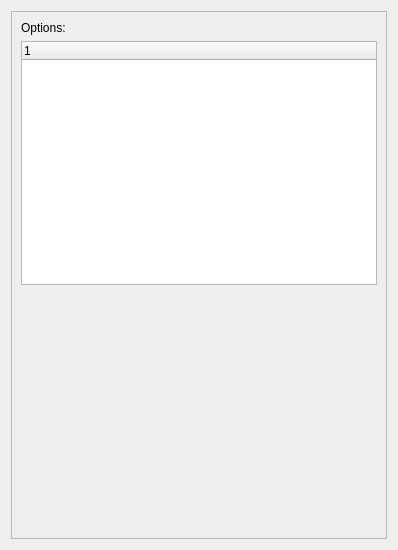
Before: the Qt Designer form ui/uifiles/editors/props.ui in timofey260/RWE-Sharp, drawn with Qt 5.
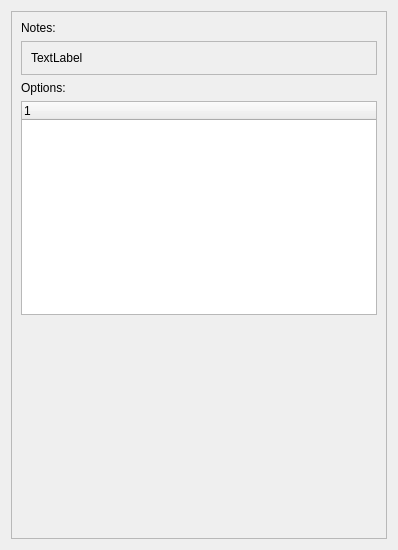
After: the same form once the commit is applied.

```diff
--- a/ui/uifiles/editors/props.ui
+++ b/ui/uifiles/editors/props.ui
@@ -29,6 +29,35 @@
        </rect>
       </property>
       <layout class="QVBoxLayout" name="verticalLayout_2">
+       <item>
+        <widget class="QLabel" name="label_2">
+         <property name="text">
+          <string>Notes:</string>
+         </property>
+        </widget>
+       </item>
+       <item>
+        <widget class="QFrame" name="frame">
+         <property name="frameShape">
+          <enum>QFrame::Shape::StyledPanel</enum>
+         </property>
+         <property name="frameShadow">
+          <enum>QFrame::Shadow::Raised</enum>
+         </property>
+         <layout class="QGridLayout" name="gridLayout">
+          <item row="0" column="0">
+           <widget class="QLabel" name="Notes">
+            <property name="text">
+             <string>TextLabel</string>
+            </property>
+            <property name="wordWrap">
+             <bool>true</bool>
+            </property>
+           </widget>
+          </item>
+         </layout>
+        </widget>
+       </item>
        <item>
         <widget class="QLabel" name="label">
          <property name="text">
```
